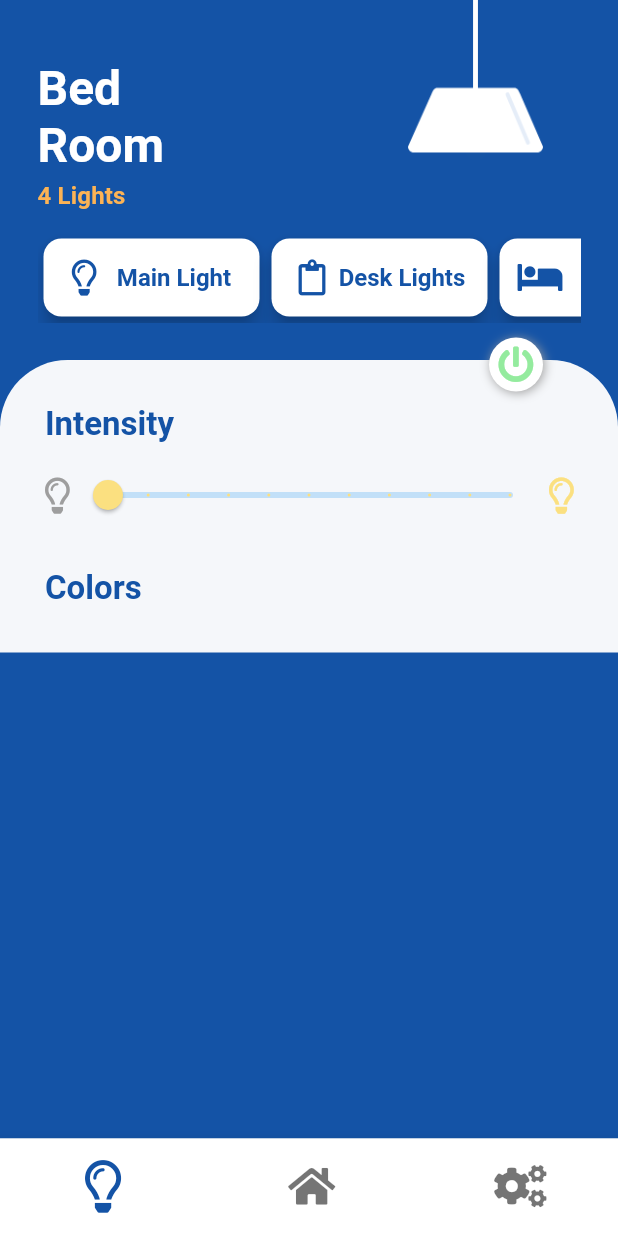
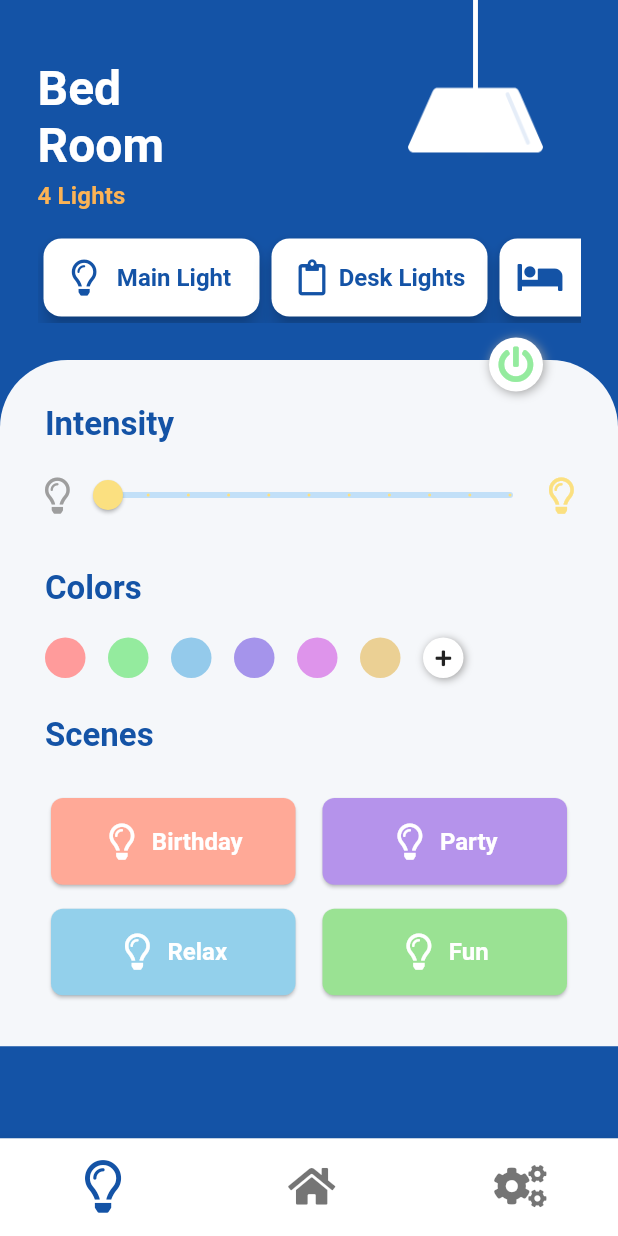
Before and after one commit to jfrsbg/light_control_app, a Flutter app: the screen it shows after launch, on a phone screen of 412 x 824 dp. Run offline on Flutter 3.47's test engine with Material 2 defaults, Android fonts, the phone set to English and light mode, and no system bars; our stand-ins replace font_awesome_flutter, get_it, mobx; missing offline and left inert: flutter_circle_color_picker; generated files the repository leaves out were written again.

Commit message:
finished visual of room page

```diff
--- /dev/null
+++ b/lib/AppRoutes.dart
@@ -0,0 +1,12 @@
+import 'package:flutter/material.dart';
+import 'package:light_control/room/SelectColorPage.dart';
+
+class AppRoutes{
+  static const String selectColor = "select_color";
+
+  static Route<dynamic> routes(RouteSettings settings){
+	switch(settings.name){
+	  case selectColor: return MaterialPageRoute(settings: RouteSettings(name: settings.name, arguments: settings.arguments),builder: (context)=> SelectColorPage()); break;
+	}
+  }
+}
--- a/lib/Injectors.dart
+++ b/lib/Injectors.dart
@@ -1,6 +1,7 @@
 import 'package:get_it/get_it.dart';
 import 'package:light_control/stores/SelectItemRoomStore.dart';
 
+//Class to register singletons with GetIt
 class Injectors{
   static final Injectors instance = Injectors._();
   Injectors._();
--- a/lib/main.dart
+++ b/lib/main.dart
@@ -1,4 +1,5 @@
 import 'package:flutter/material.dart';
+import 'package:light_control/AppRoutes.dart';
 import 'package:light_control/Injectors.dart';
 import 'package:light_control/MainScreen.dart';
 import 'package:light_control/theme/DefaultTheme.dart';
@@ -16,6 +17,7 @@ class MyApp extends StatelessWidget {
       title: 'Flutter Demo',
       theme: DefaultTheme.themeDataDefault(),
       home: MainScreen(),
+      onGenerateRoute: AppRoutes.routes,
     );
   }
 }
--- /dev/null
+++ b/lib/room/SelectColorPage.dart
@@ -0,0 +1,55 @@
+import 'package:flutter/material.dart';
+import 'package:flutter_circle_color_picker/flutter_circle_color_picker.dart';
+
+class SelectColorPage extends StatefulWidget {
+  @override
+  _SelectColorPageState createState() => _SelectColorPageState();
+}
+
+class _SelectColorPageState extends State<SelectColorPage> {
+  Color _currentColor = Colors.blue;
+
+  @override
+  Widget build(BuildContext context) {
+    return MaterialApp(
+      home: Scaffold(
+        appBar: AppBar(
+          backgroundColor: _currentColor,
+          title: const Text('Circle color picker sample'),
+        ),
+        body: SingleChildScrollView(
+          child: Column(
+            children: <Widget>[
+              Center(
+                child: CircleColorPicker(
+                  initialColor: _currentColor,
+                  onChanged: _onColorChanged,
+                ),
+              ),
+              Center(
+                child: CircleColorPicker(
+                  initialColor: _currentColor,
+                  onChanged: _onColorChanged,
+                  colorCodeBuilder: (context, color) {
+                    return Text(
+                      'rgb(${color.red}, ${color.green}, ${color.blue})',
+                      style: const TextStyle(
+                        fontSize: 24,
+                        fontWeight: FontWeight.bold,
+                        color: Colors.black,
+                      ),
+                    );
+                  },
+                ),
+              ),
+            ],
+          ),
+        ),
+      ),
+    );
+  }
+
+  void _onColorChanged(Color color) {
+    setState(() => _currentColor = color);
+  }
+}
--- a/lib/room/components/BodyRoom.dart
+++ b/lib/room/components/BodyRoom.dart
@@ -1,7 +1,9 @@
 import 'package:flutter/material.dart';
 import 'package:font_awesome_flutter/font_awesome_flutter.dart';
+import 'package:light_control/AppRoutes.dart';
 import 'package:light_control/room/components/CustomSlider.dart';
-import 'package:light_control/theme/DefaultTheme.dart';
+import 'package:light_control/room/components/ItemColor.dart';
+import 'package:light_control/room/components/ItemScene.dart';
 
 class BodyRoom extends StatelessWidget {
   @override
@@ -18,6 +20,7 @@ class BodyRoom extends StatelessWidget {
       child: Padding(
         padding: const EdgeInsets.symmetric(vertical: 30, horizontal: 30),
         child: Column(
+          crossAxisAlignment: CrossAxisAlignment.start,
           children: <Widget>[
             Row(
               children: <Widget>[
@@ -35,7 +38,42 @@ class BodyRoom extends StatelessWidget {
             SizedBox(height: 25,),
             Row(
               children: <Widget>[
-                Text("Colors", style: Theme.of(context).textTheme.bodyText1,)
+                Text("Colors", style: Theme.of(context).textTheme.bodyText1,),
+              ],
+            ),
+            SizedBox(height: 20,),
+            Wrap(
+              spacing: 15,
+              runSpacing: 15,
+              children: <Widget>[
+                ItemColor(color: Color(0xffff9b9b),),
+                ItemColor(color: Color(0xff94eb9e),),
+                ItemColor(color: Color(0xff94caeb),),
+                ItemColor(color: Color(0xffa594eb),),
+                ItemColor(color: Color(0xffde94eb),),
+                ItemColor(color: Color(0xffebd094),),
+                ButtonAdd()
+              ],
+            ),
+            SizedBox(height: 25,),
+            Row(
+              children: <Widget>[
+                Text("Scenes", style: Theme.of(context).textTheme.bodyText1,),
+              ],
+            ),
+            SizedBox(height: 25,),
+            GridView.count(
+              crossAxisSpacing: 10,
+              mainAxisSpacing: 8,
+              childAspectRatio: 2.6,
+              shrinkWrap: true,
+              physics: ScrollPhysics(),
+              crossAxisCount: MediaQuery.of(context).orientation == Orientation.portrait ? 2 : 3,
+              children: <Widget>[
+                ItemScene(title: "Birthday", color: Color(0xffffa997)),
+                ItemScene(title: "Party", color: Color(0xffb593eb)),
+                ItemScene(title: "Relax", color: Color(0xff93d0eb)),
+                ItemScene(title: "Fun", color: Color(0xff9ae293)),
               ],
             ),
           ],
@@ -44,3 +82,24 @@ class BodyRoom extends StatelessWidget {
     );
   }
 }
+
+class ButtonAdd extends StatelessWidget {
+  @override
+  Widget build(BuildContext context) {
+    return InkWell(
+      onTap: () => Navigator.of(context).pushNamed(AppRoutes.selectColor),
+      child: Container(
+        width: 27,
+        height: 27,
+        decoration: BoxDecoration(
+          borderRadius: BorderRadius.all(
+              Radius.circular(20)
+          ),
+          boxShadow: [BoxShadow(color: Colors.grey, blurRadius: 4, offset: Offset(1,1))],
+          color: Colors.white,
+        ),
+        child: Icon(FontAwesomeIcons.plus, size: 12,),
+      ),
+    );
+  }
+}
--- a/lib/room/components/ItemRoom.dart
+++ b/lib/room/components/CardItemRoom.dart
@@ -1,21 +1,20 @@
 import 'package:flutter/material.dart';
-import 'package:flutter_mobx/flutter_mobx.dart';
 import 'package:get_it/get_it.dart';
 import 'package:light_control/stores/SelectItemRoomStore.dart';
 import 'package:mobx/mobx.dart';
 
-class ItemRoom extends StatefulWidget {
+class CardItemRoom extends StatefulWidget {
 
   final IconData icon;
   final String title;
 
-  const ItemRoom({this.icon, this.title});
+  const CardItemRoom({this.icon, this.title});
 
   @override
-  _ItemRoomState createState() => _ItemRoomState();
+  _CardItemRoomState createState() => _CardItemRoomState();
 }
 
-class _ItemRoomState extends State<ItemRoom> {
+class _CardItemRoomState extends State<CardItemRoom> {
   final selectItem = GetIt.I.get<SelectItemRoomStore>();
   bool selected = false;
 
--- a/lib/room/components/HeaderRoom.dart
+++ b/lib/room/components/HeaderRoom.dart
@@ -1,6 +1,6 @@
 import 'package:flutter/material.dart';
 import 'package:font_awesome_flutter/font_awesome_flutter.dart';
-import 'package:light_control/room/components/ItemRoom.dart';
+import 'package:light_control/room/components/CardItemRoom.dart';
 
 class HeaderRoom extends StatelessWidget {
   final String roomName;
@@ -47,15 +47,15 @@ class HeaderRoom extends StatelessWidget {
                 child: ListView(
                   scrollDirection: Axis.horizontal,
                   children: <Widget>[
-                    ItemRoom(
+                    CardItemRoom(
                       title: "Main Light",
                       icon: FontAwesomeIcons.lightbulb,
                     ),
-                    ItemRoom(
+                    CardItemRoom(
                       title: "Desk Lights",
                       icon: FontAwesomeIcons.clipboard,
                     ),
-                    ItemRoom(
+                    CardItemRoom(
                       title: "Bed",
                       icon: FontAwesomeIcons.bed,
                     ),
--- /dev/null
+++ b/lib/room/components/ItemColor.dart
@@ -0,0 +1,20 @@
+import 'package:flutter/material.dart';
+
+class ItemColor extends StatelessWidget {
+  final Color color;
+
+  const ItemColor({this.color});
+  @override
+  Widget build(BuildContext context) {
+    return Container(
+	  width: 27,
+	  height: 27,
+	  decoration: BoxDecoration(
+		  borderRadius: BorderRadius.all(
+			  Radius.circular(20)
+		  ),
+		  color: this.color
+	  ),
+	);
+  }
+}
--- /dev/null
+++ b/lib/room/components/ItemScene.dart
@@ -0,0 +1,30 @@
+import 'package:flutter/material.dart';
+import 'package:font_awesome_flutter/font_awesome_flutter.dart';
+
+class ItemScene extends StatelessWidget {
+  final String title;
+  final Color color;
+
+  const ItemScene({this.title, this.color});
+
+  @override
+  Widget build(BuildContext context) {
+    return  Card(
+	  shape: RoundedRectangleBorder(
+		  borderRadius: BorderRadius.all(Radius.circular(8))
+	  ),
+	  elevation: 1,
+	  color: this.color,
+	  child: Center(
+		  child: Row(
+			mainAxisAlignment: MainAxisAlignment.center,
+			children: <Widget>[
+			  Icon(FontAwesomeIcons.lightbulb, color: Theme.of(context).primaryColor,),
+			  SizedBox(width: 8,),
+			  Text(this.title, style: Theme.of(context).textTheme.bodyText2, ),
+			],
+		  )
+	  ),
+	);
+  }
+}
--- a/pubspec.yaml
+++ b/pubspec.yaml
@@ -32,6 +32,7 @@ dependencies:
   mobx: ^1.2.1+1
   flutter_mobx: ^1.1.0+1
   get_it: ^4.0.2
+  flutter_circle_color_picker: ^0.2.0
 
 dev_dependencies:
   flutter_test:
```
Also changed, not shown: pubspec.lock.
